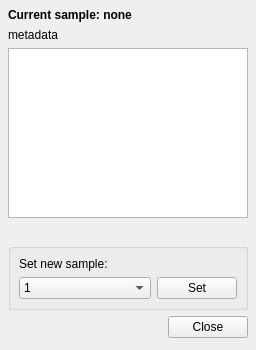
The window that nicos_ess/gui/panels/ui_files/sample.ui (ess-dmsc/nicos) describes before a commit, drawn with Qt 5.
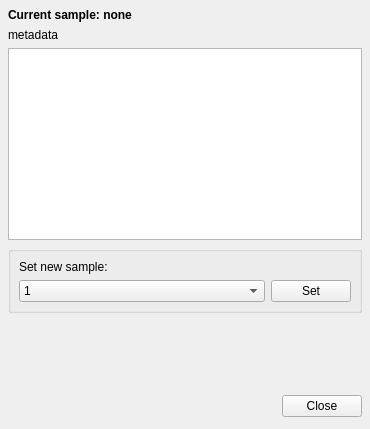
The same window after the commit.

Commit message: resize and add id in combobox

The edit to the form file:
```diff
--- a/nicos_ess/gui/panels/ui_files/sample.ui
+++ b/nicos_ess/gui/panels/ui_files/sample.ui
@@ -6,8 +6,8 @@
    <rect>
     <x>0</x>
     <y>0</y>
-    <width>256</width>
-    <height>350</height>
+    <width>370</width>
+    <height>429</height>
    </rect>
   </property>
   <property name="windowTitle">
@@ -55,19 +55,6 @@
    <item>
     <widget class="QTableView" name="metadataTable"/>
    </item>
-   <item>
-    <spacer name="verticalSpacer">
-     <property name="orientation">
-      <enum>Qt::Orientation::Vertical</enum>
-     </property>
-     <property name="sizeHint" stdset="0">
-      <size>
-       <width>20</width>
-       <height>40</height>
-      </size>
-     </property>
-    </spacer>
-   </item>
    <item>
     <widget class="QGroupBox" name="controlGroup">
      <property name="title">
@@ -153,6 +140,19 @@
      </layout>
     </widget>
    </item>
+   <item>
+    <spacer name="verticalSpacer">
+     <property name="orientation">
+      <enum>Qt::Orientation::Vertical</enum>
+     </property>
+     <property name="sizeHint" stdset="0">
+      <size>
+       <width>20</width>
+       <height>40</height>
+      </size>
+     </property>
+    </spacer>
+   </item>
    <item>
     <layout class="QHBoxLayout" name="horizontalLayout_3">
      <item>
```
The commit also changes 1 other file.
